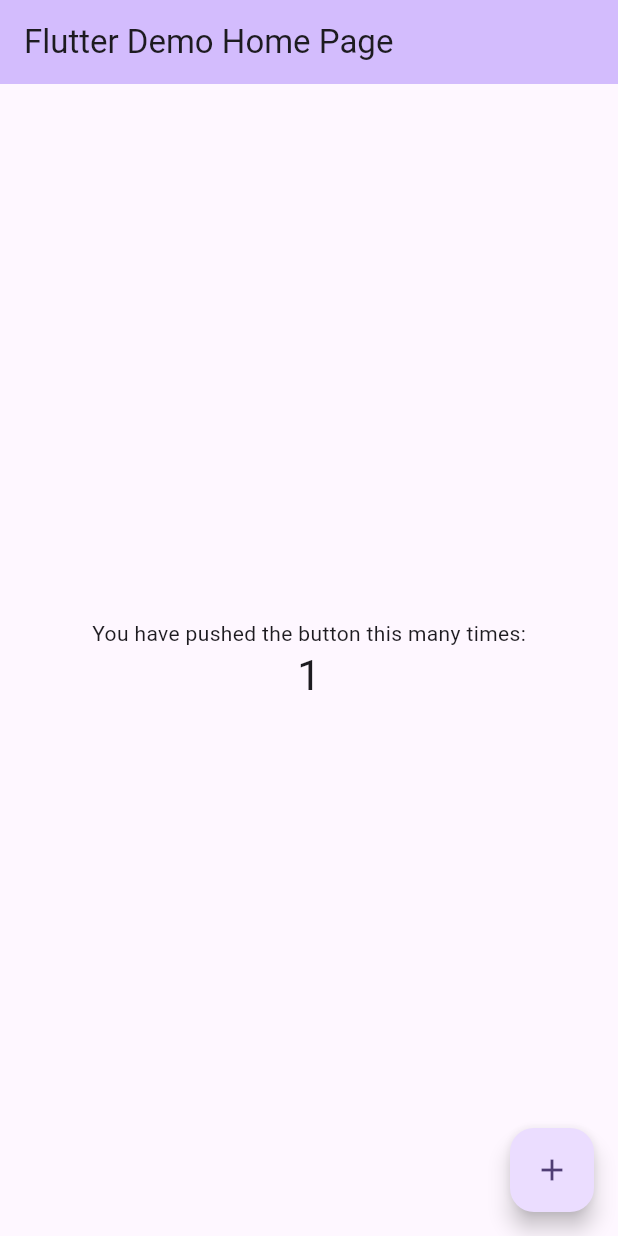
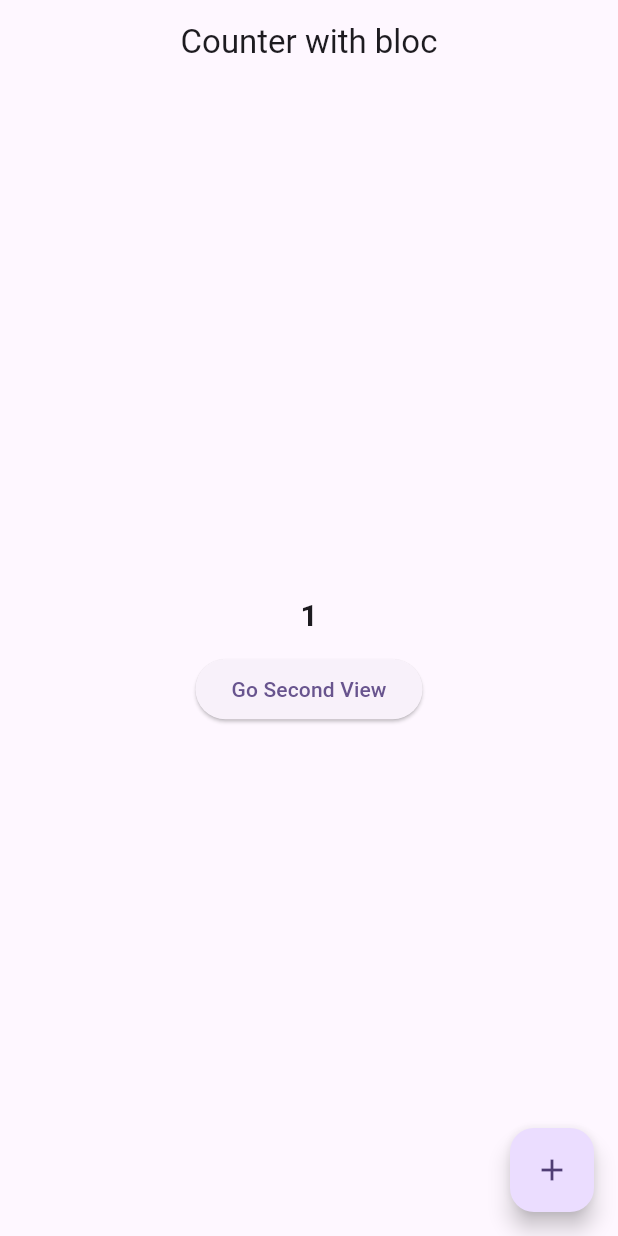
Before and after one commit to AiperiOrmonbekowa/bloc_example, a Flutter app: the screen it shows after launch, after a tap on the "add" icon, on a phone screen of 412 x 824 dp. Run offline on Flutter 3.47's test engine with Material 3 defaults, Android fonts, the phone set to English and light mode, and no system bars; our stand-ins replace bloc, flutter_bloc.

Commit message:
added counter with bloc

```diff
--- /dev/null
+++ b/counter_with_bloc/lib/app/app.dart
@@ -0,0 +1,27 @@
+import 'package:counter_with_bloc/cubit/counter_cubit.dart';
+import 'package:counter_with_bloc/view/home_view.dart';
+import 'package:flutter/material.dart';
+import 'package:flutter_bloc/flutter_bloc.dart';
+
+class MyApp extends StatelessWidget {
+  const MyApp({super.key});
+
+  @override
+  Widget build(BuildContext context) {
+    // 2
+    return BlocProvider(
+      // кайсыл bloc менен колдонгонубузду беребиз
+      create: (context) => CounterCubit(), // CounterCubit() => колдондук
+      child: MaterialApp(
+        // MaterialApp ти BlocProvider ге оройбуз
+        debugShowCheckedModeBanner: false,
+        title: 'Flutter Demo',
+        theme: ThemeData(
+          colorScheme: ColorScheme.fromSeed(seedColor: Colors.deepPurple),
+          useMaterial3: true,
+        ),
+        home: const HomeView(),
+      ),
+    );
+  }
+}
--- /dev/null
+++ b/counter_with_bloc/lib/cubit/counter_cubit.dart
@@ -0,0 +1,21 @@
+import 'package:bloc/bloc.dart';
+
+// class SubjectCubit extends Cubit<SubjectState> {
+//   SubjectCubit() : super(SubjectInitial());
+// }
+
+// 1
+class CounterCubit extends Cubit<int> {
+  // CounerState => абалы <int> иштегенибиз учун абалыбыз int
+  CounterCubit()
+      : super(
+            0); // super ге баштапкы абалы канча болсо ошону беребиз. CounterInitial() => ордуна баштапкы абалыбыз 0 болгону учун 0 санын бердик
+
+  void increment() {
+    emit(state + 1); // emit => бир озгоруу болсо, ui га берет
+  }
+
+  void decrement() {
+    emit(state - 1);
+  }
+}
--- /dev/null
+++ b/counter_with_bloc/lib/cubit/counter_state.dart
@@ -0,0 +1,6 @@
+// part of 'counter_cubit.dart';
+
+// @immutable
+// sealed class CounterState {}
+
+// final class CounterInitial extends CounterState {}
--- a/counter_with_bloc/lib/main.dart
+++ b/counter_with_bloc/lib/main.dart
@@ -1,125 +1,6 @@
+import 'package:counter_with_bloc/app/app.dart';
 import 'package:flutter/material.dart';
 
 void main() {
   runApp(const MyApp());
 }
-
-class MyApp extends StatelessWidget {
-  const MyApp({super.key});
-
-  // This widget is the root of your application.
-  @override
-  Widget build(BuildContext context) {
-    return MaterialApp(
-      title: 'Flutter Demo',
-      theme: ThemeData(
-        // This is the theme of your application.
-        //
-        // TRY THIS: Try running your application with "flutter run". You'll see
-        // the application has a purple toolbar. Then, without quitting the app,
-        // try changing the seedColor in the colorScheme below to Colors.green
-        // and then invoke "hot reload" (save your changes or press the "hot
-        // reload" button in a Flutter-supported IDE, or press "r" if you used
-        // the command line to start the app).
-        //
-        // Notice that the counter didn't reset back to zero; the application
-        // state is not lost during the reload. To reset the state, use hot
-        // restart instead.
-        //
-        // This works for code too, not just values: Most code changes can be
-        // tested with just a hot reload.
-        colorScheme: ColorScheme.fromSeed(seedColor: Colors.deepPurple),
-        useMaterial3: true,
-      ),
-      home: const MyHomePage(title: 'Flutter Demo Home Page'),
-    );
-  }
-}
-
-class MyHomePage extends StatefulWidget {
-  const MyHomePage({super.key, required this.title});
-
-  // This widget is the home page of your application. It is stateful, meaning
-  // that it has a State object (defined below) that contains fields that affect
-  // how it looks.
-
-  // This class is the configuration for the state. It holds the values (in this
-  // case the title) provided by the parent (in this case the App widget) and
-  // used by the build method of the State. Fields in a Widget subclass are
-  // always marked "final".
-
-  final String title;
-
-  @override
-  State<MyHomePage> createState() => _MyHomePageState();
-}
-
-class _MyHomePageState extends State<MyHomePage> {
-  int _counter = 0;
-
-  void _incrementCounter() {
-    setState(() {
-      // This call to setState tells the Flutter framework that something has
-      // changed in this State, which causes it to rerun the build method below
-      // so that the display can reflect the updated values. If we changed
-      // _counter without calling setState(), then the build method would not be
-      // called again, and so nothing would appear to happen.
-      _counter++;
-    });
-  }
-
-  @override
-  Widget build(BuildContext context) {
-    // This method is rerun every time setState is called, for instance as done
-    // by the _incrementCounter method above.
-    //
-    // The Flutter framework has been optimized to make rerunning build methods
-    // fast, so that you can just rebuild anything that needs updating rather
-    // than having to individually change instances of widgets.
-    return Scaffold(
-      appBar: AppBar(
-        // TRY THIS: Try changing the color here to a specific color (to
-        // Colors.amber, perhaps?) and trigger a hot reload to see the AppBar
-        // change color while the other colors stay the same.
-        backgroundColor: Theme.of(context).colorScheme.inversePrimary,
-        // Here we take the value from the MyHomePage object that was created by
-        // the App.build method, and use it to set our appbar title.
-        title: Text(widget.title),
-      ),
-      body: Center(
-        // Center is a layout widget. It takes a single child and positions it
-        // in the middle of the parent.
-        child: Column(
-          // Column is also a layout widget. It takes a list of children and
-          // arranges them vertically. By default, it sizes itself to fit its
-          // children horizontally, and tries to be as tall as its parent.
-          //
-          // Column has various properties to control how it sizes itself and
-          // how it positions its children. Here we use mainAxisAlignment to
-          // center the children vertically; the main axis here is the vertical
-          // axis because Columns are vertical (the cross axis would be
-          // horizontal).
-          //
-          // TRY THIS: Invoke "debug painting" (choose the "Toggle Debug Paint"
-          // action in the IDE, or press "p" in the console), to see the
-          // wireframe for each widget.
-          mainAxisAlignment: MainAxisAlignment.center,
-          children: <Widget>[
-            const Text(
-              'You have pushed the button this many times:',
-            ),
-            Text(
-              '$_counter',
-              style: Theme.of(context).textTheme.headlineMedium,
-            ),
-          ],
-        ),
-      ),
-      floatingActionButton: FloatingActionButton(
-        onPressed: _incrementCounter,
-        tooltip: 'Increment',
-        child: const Icon(Icons.add),
-      ), // This trailing comma makes auto-formatting nicer for build methods.
-    );
-  }
-}
--- /dev/null
+++ b/counter_with_bloc/lib/view/home_view.dart
@@ -0,0 +1,46 @@
+import 'package:counter_with_bloc/cubit/counter_cubit.dart';
+import 'package:counter_with_bloc/view/second_view.dart';
+import 'package:flutter/material.dart';
+import 'package:flutter_bloc/flutter_bloc.dart';
+
+class HomeView extends StatelessWidget {
+  const HomeView({super.key});
+
+  @override
+  Widget build(BuildContext context) {
+    return Scaffold(
+      appBar: AppBar(
+        title: const Text('Counter with bloc'),
+        centerTitle: true,
+      ),
+      body: Center(
+        child: Column(
+          mainAxisAlignment: MainAxisAlignment.center,
+          children: [
+            Text(
+              '${context.watch<CounterCubit>().state}', // Text(context.watch<CounterCubit>().state.toString()), => Counter_cubit.dart файлндагы <CounterCubit> алып келип берет
+              style: const TextStyle(fontSize: 20, fontWeight: FontWeight.w700),
+            ),
+            const SizedBox(
+              height: 10,
+            ),
+            ElevatedButton(
+                onPressed: () {
+                  Navigator.push(
+                    context,
+                    MaterialPageRoute(
+                      builder: (context) => const SecondView(),
+                    ),
+                  );
+                },
+                child: const Text('Go Second View'))
+          ],
+        ),
+      ),
+      floatingActionButton: FloatingActionButton(
+        onPressed: context.read<CounterCubit>().increment,
+        child: const Icon(Icons.add),
+      ),
+    );
+  }
+}
```
Also changed, not shown: counter_with_bloc/lib/view/second_view.dart (added, +32 -0 lines), counter_with_bloc/pubspec.yaml (+8 -47 lines), counter_with_bloc/pubspec.lock, 1 other file.
